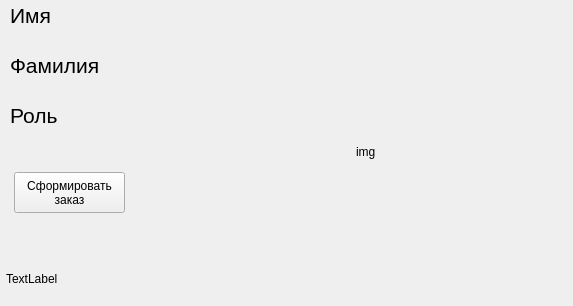
Qt form forms/form_laborant.ui (3xploit1/pp05) before a commit.
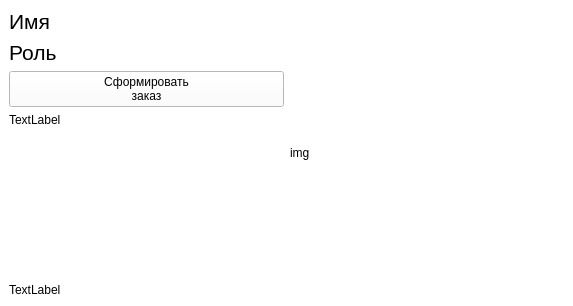
The same form after that commit. Icons and pictures are not drawn.

Patch:
```diff
--- a/forms/form_laborant.ui
+++ b/forms/form_laborant.ui
@@ -13,29 +13,19 @@
   <property name="windowTitle">
    <string>MainWindow</string>
   </property>
+  <property name="windowIcon">
+   <iconset>
+    <normaloff>../../Resources/logo.ico</normaloff>../../Resources/logo.ico</iconset>
+  </property>
+  <property name="styleSheet">
+   <string notr="true">background-color: rgb(255, 255, 255);</string>
+  </property>
   <widget class="QWidget" name="centralwidget">
-   <widget class="QLabel" name="image_laborant">
-    <property name="geometry">
-     <rect>
-      <x>356</x>
-      <y>32</y>
-      <width>181</width>
-      <height>241</height>
-     </rect>
-    </property>
-    <property name="text">
-     <string>&lt;html&gt;&lt;head/&gt;&lt;body&gt;&lt;p&gt;img&lt;/p&gt;&lt;/body&gt;&lt;/html&gt;</string>
-    </property>
-   </widget>
+   <layout class="QHBoxLayout" name="horizontalLayout">
+    <item>
+     <layout class="QVBoxLayout" name="verticalLayout">
+      <item>
    <widget class="QLabel" name="label_name">
-    <property name="geometry">
-     <rect>
-      <x>10</x>
-      <y>0</y>
-      <width>281</width>
-      <height>31</height>
-     </rect>
-    </property>
     <property name="font">
      <font>
       <pointsize>16</pointsize>
@@ -45,33 +35,9 @@
      <string>&lt;html&gt;&lt;head/&gt;&lt;body&gt;&lt;p&gt;&lt;span style=&quot; font-size:16pt;&quot;&gt;Имя&lt;/span&gt;&lt;/p&gt;&lt;/body&gt;&lt;/html&gt;</string>
     </property>
    </widget>
-   <widget class="QLabel" name="label_surname">
-    <property name="geometry">
-     <rect>
-      <x>10</x>
-      <y>50</y>
-      <width>281</width>
-      <height>31</height>
-     </rect>
-    </property>
-    <property name="font">
-     <font>
-      <pointsize>16</pointsize>
-     </font>
-    </property>
-    <property name="text">
-     <string>&lt;html&gt;&lt;head/&gt;&lt;body&gt;&lt;p&gt;&lt;span style=&quot; font-size:16pt;&quot;&gt;Фамилия&lt;/span&gt;&lt;/p&gt;&lt;/body&gt;&lt;/html&gt;</string>
-    </property>
-   </widget>
+      </item>
+      <item>
    <widget class="QLabel" name="label_role">
-    <property name="geometry">
-     <rect>
-      <x>10</x>
-      <y>100</y>
-      <width>281</width>
-      <height>31</height>
-     </rect>
-    </property>
     <property name="font">
      <font>
       <pointsize>16</pointsize>
@@ -81,33 +47,57 @@
      <string>&lt;html&gt;&lt;head/&gt;&lt;body&gt;&lt;p&gt;&lt;span style=&quot; font-size:16pt;&quot;&gt;Роль&lt;/span&gt;&lt;/p&gt;&lt;/body&gt;&lt;/html&gt;</string>
     </property>
    </widget>
-   <widget class="QLabel" name="label_timer">
-    <property name="geometry">
-     <rect>
-      <x>6</x>
-      <y>263</y>
-      <width>101</width>
-      <height>31</height>
-     </rect>
-    </property>
-    <property name="text">
-     <string>TextLabel</string>
-    </property>
-   </widget>
+      </item>
+      <item>
    <widget class="QPushButton" name="btn_req_order">
-    <property name="geometry">
-     <rect>
-      <x>14</x>
-      <y>172</y>
-      <width>111</width>
-      <height>41</height>
-     </rect>
+        <property name="styleSheet">
+         <string notr="true">QPushButton:hover {
+background-color: rgb(73,140,81);
+}</string>
     </property>
     <property name="text">
      <string>Cформировать
 заказ</string>
     </property>
    </widget>
+      </item>
+      <item>
+       <widget class="QLabel" name="label_logo">
+        <property name="text">
+         <string>TextLabel</string>
+        </property>
+       </widget>
+      </item>
+      <item>
+       <spacer name="verticalSpacer">
+        <property name="orientation">
+         <enum>Qt::Vertical</enum>
+        </property>
+        <property name="sizeHint" stdset="0">
+         <size>
+          <width>20</width>
+          <height>40</height>
+         </size>
+        </property>
+       </spacer>
+      </item>
+      <item>
+       <widget class="QLabel" name="label_timer">
+        <property name="text">
+         <string>TextLabel</string>
+        </property>
+       </widget>
+      </item>
+     </layout>
+    </item>
+    <item>
+     <widget class="QLabel" name="image_laborant">
+      <property name="text">
+       <string>&lt;html&gt;&lt;head/&gt;&lt;body&gt;&lt;p&gt;img&lt;/p&gt;&lt;/body&gt;&lt;/html&gt;</string>
+      </property>
+     </widget>
+    </item>
+   </layout>
   </widget>
  </widget>
  <resources/>
```
Lines whose indentation alone changed are shown as unchanged.
